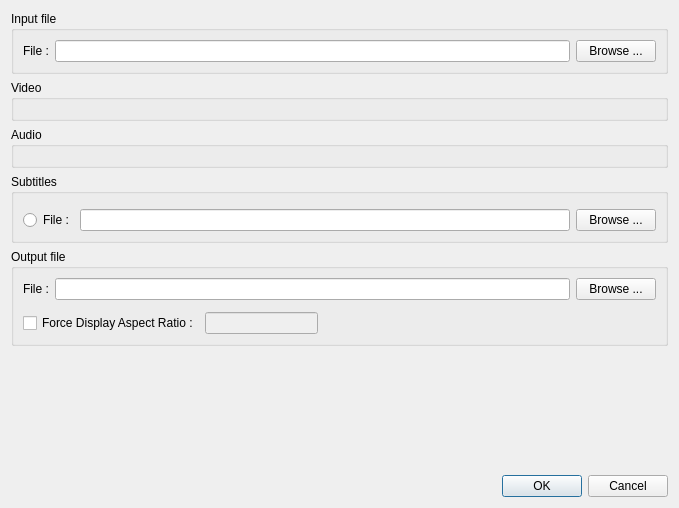
This is src/QtlMovie/QtlMovieEditTask.ui in qtlmovie/qtlmovie as Qt 5 draws it before an edit. The edited form follows.
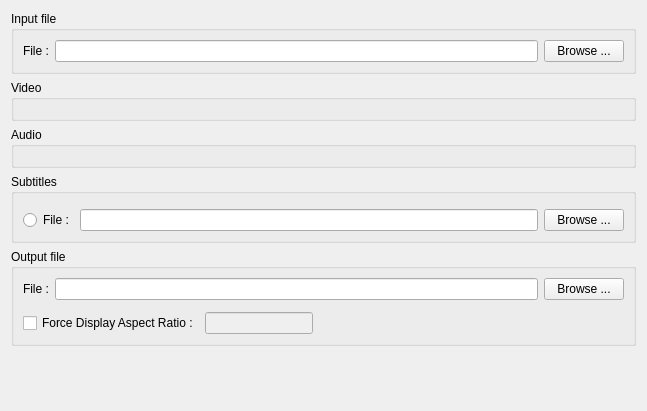
This is the edited form. Icons and pictures are not drawn. Custom widgets are drawn as their Qt base class.

```diff
--- a/src/QtlMovie/QtlMovieEditTask.ui
+++ b/src/QtlMovie/QtlMovieEditTask.ui
@@ -1,13 +1,13 @@
 <?xml version="1.0" encoding="UTF-8"?>
 <ui version="4.0">
  <class>QtlMovieEditTask</class>
- <widget class="QtlDialog" name="QtlMovieEditTask">
+ <widget class="QWidget" name="QtlMovieEditTask">
   <property name="geometry">
    <rect>
     <x>0</x>
     <y>0</y>
-    <width>679</width>
-    <height>508</height>
+    <width>647</width>
+    <height>411</height>
    </rect>
   </property>
   <property name="windowTitle">
@@ -228,22 +228,12 @@
      </property>
      <property name="sizeHint" stdset="0">
       <size>
-       <width>20</width>
-       <height>40</height>
+       <width>0</width>
+       <height>0</height>
       </size>
      </property>
     </spacer>
    </item>
-   <item>
-    <widget class="QDialogButtonBox" name="buttonBox">
-     <property name="orientation">
-      <enum>Qt::Horizontal</enum>
-     </property>
-     <property name="standardButtons">
-      <set>QDialogButtonBox::Cancel|QDialogButtonBox::Ok</set>
-     </property>
-    </widget>
-   </item>
   </layout>
  </widget>
  <customwidgets>
@@ -258,12 +248,6 @@
    <header>QtlButtonGrid.h</header>
    <container>1</container>
   </customwidget>
-  <customwidget>
-   <class>QtlDialog</class>
-   <extends>QDialog</extends>
-   <header>QtlDialog.h</header>
-   <container>1</container>
-  </customwidget>
  </customwidgets>
  <resources/>
  <connections>
```
Left out of the diff: 192 changed lines with no effect on the pictures.
